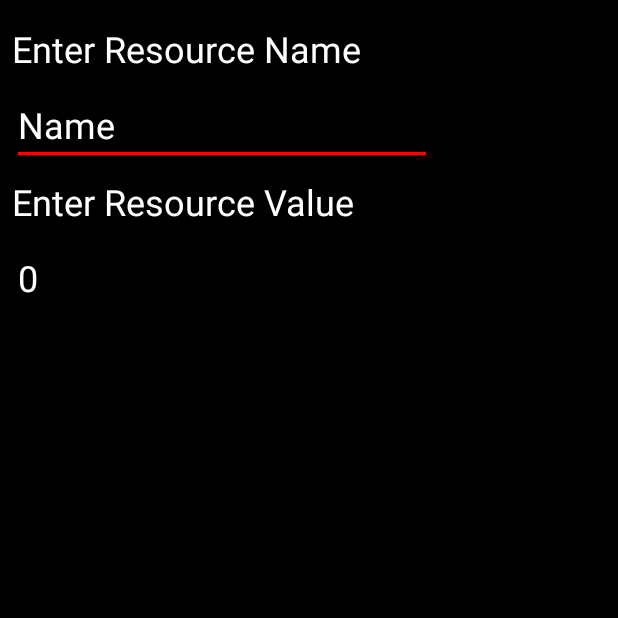
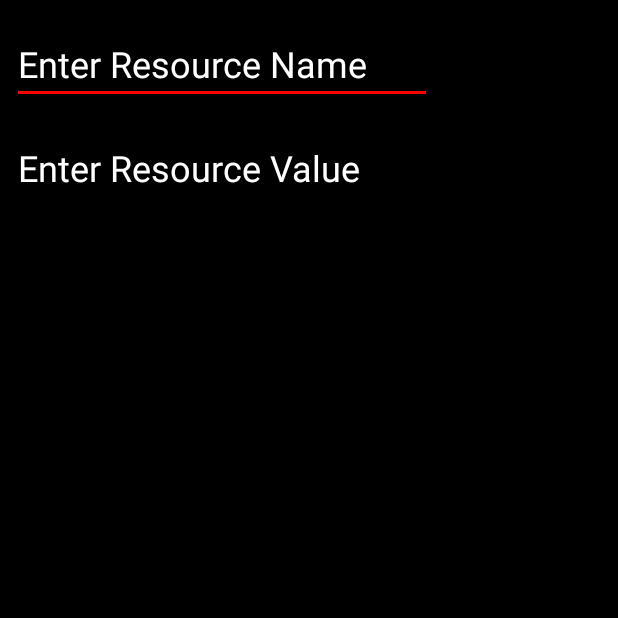
Before and after one commit to KarmaticNeutral/TabletopTools, an Android app: the AddResourceDialogActivity screen opened directly, with no data from a screen before it, on a phone screen of 412 x 824 dp, the top half of it. Run offline under Robolectric (Android 15) with nearby library versions, the phone set to English and light mode, and no system bars.

Commit message:
All text should now be readable even on the black background

```diff
--- a/app/src/main/java/com/example/Table_Top_Gaming/GridViewActivity.java
+++ b/app/src/main/java/com/example/Table_Top_Gaming/GridViewActivity.java
@@ -66,7 +66,7 @@ public class GridViewActivity extends AppCompatActivity {
                     TextView textView = new TextView(this);
                     textView.setWidth(100);
                     textView.setHeight(50);
-                    textView.setTextColor(Color.BLACK);
+                    textView.setTextColor(Color.WHITE);
                     if (j == -1) {
                         textView.setText("");
                     } else {
@@ -79,7 +79,7 @@ public class GridViewActivity extends AppCompatActivity {
                     textView.setWidth(100);
                     textView.setHeight(50);
                     textView.setText(game.getPlayers().get(0).getResources().get(i).getName());
-                    textView.setTextColor(Color.BLACK);
+                    textView.setTextColor(Color.WHITE);
                     row.addView(textView);
                 } else {
                     if (game.getPlayers().get(j).getResources() != null) {
--- a/app/src/main/res/layout/activity_add_resource_dialog.xml
+++ b/app/src/main/res/layout/activity_add_resource_dialog.xml
@@ -6,51 +6,30 @@
     android:layout_height="match_parent"
     tools:context=".AddResourceDialogActivity">
 
-    <TextView
-        android:id="@+id/resourceNameTextView"
-        android:layout_width="wrap_content"
-        android:layout_height="wrap_content"
-        android:layout_marginStart="8dp"
-        android:layout_marginTop="16dp"
-        android:text="@string/enter_resource"
-        android:textSize="24sp"
-        app:layout_constraintStart_toStartOf="parent"
-        app:layout_constraintTop_toTopOf="parent" />
-
     <EditText
         android:id="@+id/enterResourceName"
         android:layout_width="wrap_content"
         android:layout_height="wrap_content"
         android:layout_marginStart="8dp"
-        android:layout_marginTop="8dp"
+        android:layout_marginTop="16dp"
         android:ems="10"
+        android:hint="@string/enter_resource"
         android:inputType="textPersonName"
-        android:text="@string/resource_name"
         android:textSize="24sp"
         app:layout_constraintStart_toStartOf="parent"
-        app:layout_constraintTop_toBottomOf="@+id/resourceNameTextView" />
-
-    <TextView
-        android:id="@+id/resourceValueTextView"
-        android:layout_width="wrap_content"
-        android:layout_height="wrap_content"
-        android:layout_marginStart="8dp"
-        android:layout_marginTop="8dp"
-        android:text="@string/enter_resource_value"
-        android:textSize="24sp"
-        app:layout_constraintStart_toStartOf="parent"
-        app:layout_constraintTop_toBottomOf="@+id/enterResourceName" />
+        app:layout_constraintTop_toTopOf="parent"
+        tools:text="@string/enter_resource" />
 
     <EditText
         android:id="@+id/enterResourceValue"
         android:layout_width="wrap_content"
         android:layout_height="wrap_content"
         android:layout_marginStart="8dp"
-        android:layout_marginTop="8dp"
+        android:layout_marginTop="16dp"
         android:ems="10"
+        android:hint="@string/enter_resource_value"
         android:inputType="number"
-        android:text="@string/default_resource_value"
         android:textSize="24sp"
         app:layout_constraintStart_toStartOf="parent"
-        app:layout_constraintTop_toBottomOf="@+id/resourceValueTextView" />
+        app:layout_constraintTop_toBottomOf="@+id/enterResourceName" />
 </android.support.constraint.ConstraintLayout>
--- a/app/src/main/res/layout/activity_save_game.xml
+++ b/app/src/main/res/layout/activity_save_game.xml
@@ -42,8 +42,8 @@
         android:layout_marginEnd="8dp"
         android:layout_marginBottom="8dp"
         android:ems="10"
+        android:hint="@string/enter_the_name_for_your_save"
         android:inputType="textPersonName"
-        android:text="@string/enter_the_name_for_your_save"
         app:layout_constraintBottom_toBottomOf="parent"
         app:layout_constraintEnd_toEndOf="parent"
         app:layout_constraintStart_toStartOf="parent"
--- a/app/src/main/res/values/styles.xml
+++ b/app/src/main/res/values/styles.xml
@@ -3,13 +3,14 @@
     <!-- Base application theme. -->
     <style name="AppTheme" parent="Theme.AppCompat.Light.NoActionBar">
         <!-- Customize your theme here. -->
-        <!--<item name="colorPrimary">#000000</item>-->
+        <item name="colorPrimary">#FFFFFF</item>
         <item name="colorPrimaryDark">#000000</item>
         <item name="colorAccent">#FF0000</item>
         <item name="colorButtonNormal">#707074</item>
         <item name="android:background">#000000</item>
         <item name="android:textColor">#FFFFFF</item>
         <item name="android:editTextColor">#FFFFFF</item>
+        <item name="android:textColorHint">#FFFFFF</item>
     </style>
 
 </resources>
```
